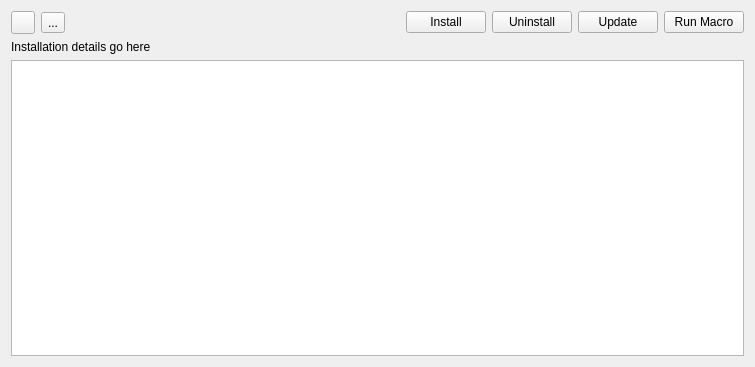
Above: package_details.ui from chennes/AddonManager before the change. Below: the same form after it.
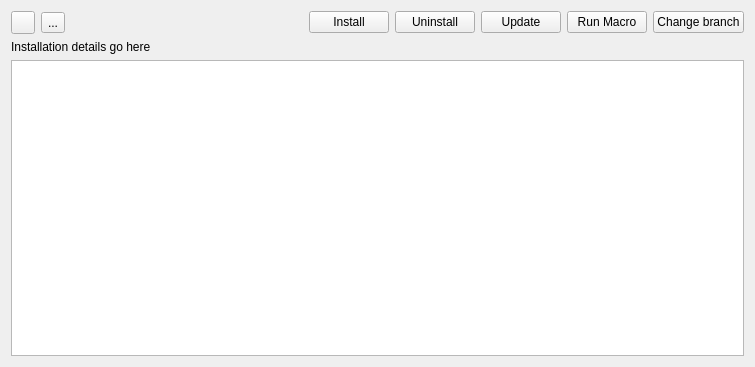
That is the form after the change.

Commit message:
Addon Manager: Add branch switching GUI
For users with git and GitPython installed, a new button is added to the
details view allowing them to change the branch they are on. Some other
minor UI changes are made to accomodate this new behavior.

What changed in the file:
```diff
--- a/package_details.ui
+++ b/package_details.ui
@@ -74,6 +74,13 @@
        </property>
       </widget>
      </item>
+     <item>
+      <widget class="QPushButton" name="buttonChangeBranch">
+       <property name="text">
+        <string>Change branch</string>
+       </property>
+      </widget>
+     </item>
     </layout>
    </item>
    <item>
```
The commit also changes 7 other files.
